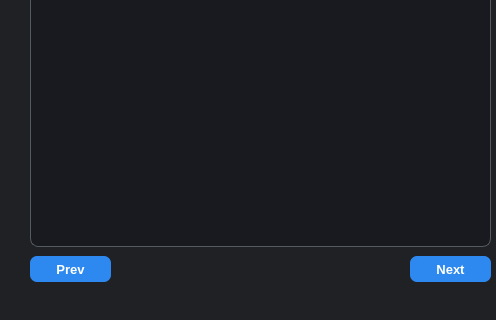
Old version of the form lab8/src/app/gui/main_window.ui in the repository LimelelePL/Studia; both pictures show x 0 to 496 and y 234 to 554 of the 794 by 554 pixel window.
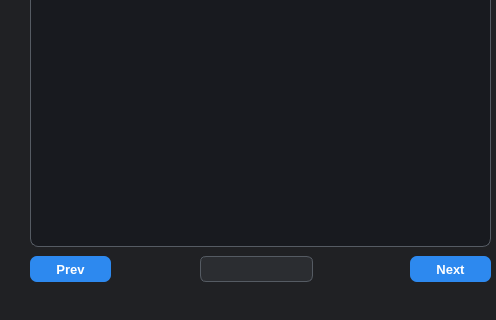
New version of the form.

What changed in the file:
```diff
--- a/lab8/src/app/gui/main_window.ui
+++ b/lab8/src/app/gui/main_window.ui
@@ -591,6 +591,19 @@
      <string>only with extensions</string>
     </property>
    </widget>
+   <widget class="QLineEdit" name="subsequenceLineEdit">
+    <property name="geometry">
+     <rect>
+      <x>200</x>
+      <y>490</y>
+      <width>113</width>
+      <height>26</height>
+     </rect>
+    </property>
+    <property name="text">
+     <string/>
+    </property>
+   </widget>
   </widget>
   <widget class="QStatusBar" name="mainStatusBar"/>
  </widget>
```
